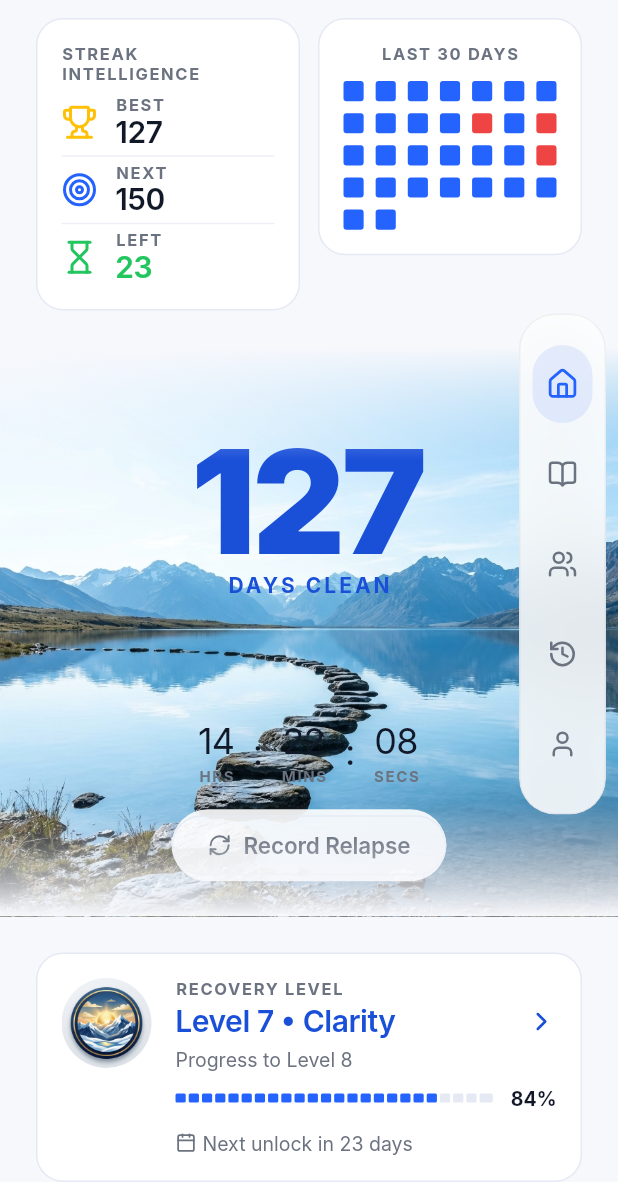
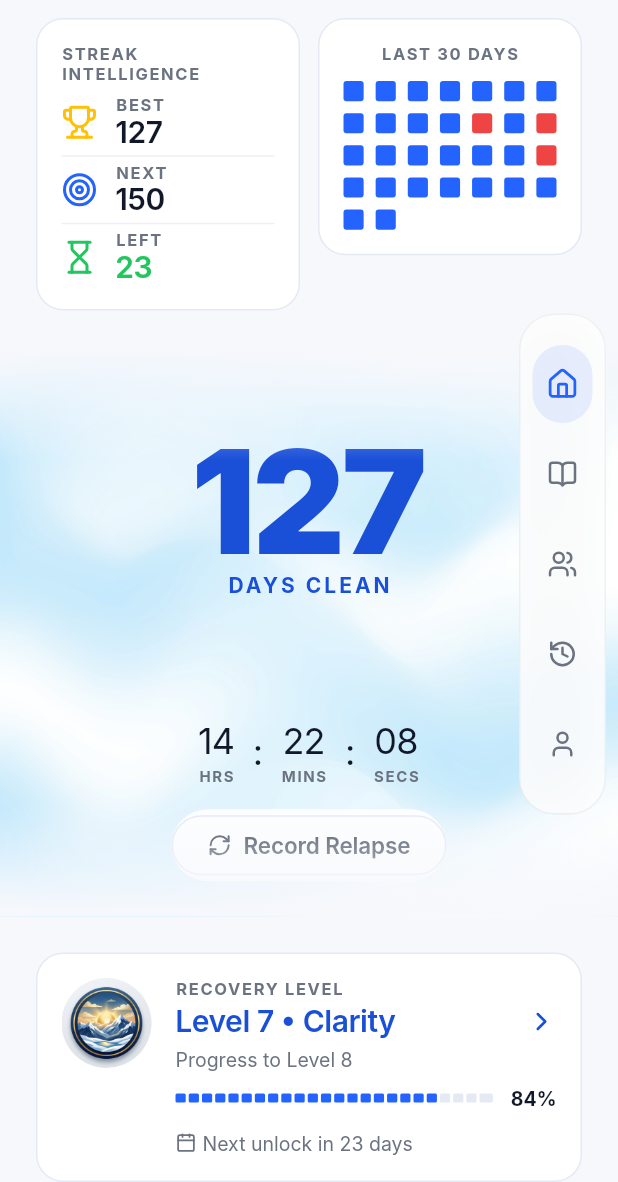
Before and after one commit to arham6212/unhooked, a Flutter app: the HomeScreenBody screen opened by its route, on a phone screen of 412 x 824 dp, the part 54-1236 px from its top. Run offline on Flutter 3.47's test engine with Material 3 defaults, Android fonts, the phone set to English and light mode, and no system bars; drawn by our look-alikes of flutter_animate; our stand-ins replace flutter_riverpod, go_router, google_sign_in, lucide_icons, supabase_flutter; accounts and stored records are empty; Roboto replaces fonts that are missing (Inter).

```diff
--- a/lib/features/home/presentation/widgets/streak_display_section.dart
+++ b/lib/features/home/presentation/widgets/streak_display_section.dart
@@ -15,7 +15,7 @@ class StreakDisplaySection extends StatelessWidget {
       height: 380,
       decoration: const BoxDecoration(
         image: DecorationImage(
-          image: AssetImage('assets/images/stepping_stones_bg.png'),
+          image: AssetImage('assets/images/abstract_minimal_bg.png'),
           fit: BoxFit.cover,
         ),
       ),
```
Also changed, not shown: assets/images/abstract_minimal_bg.png (added).
